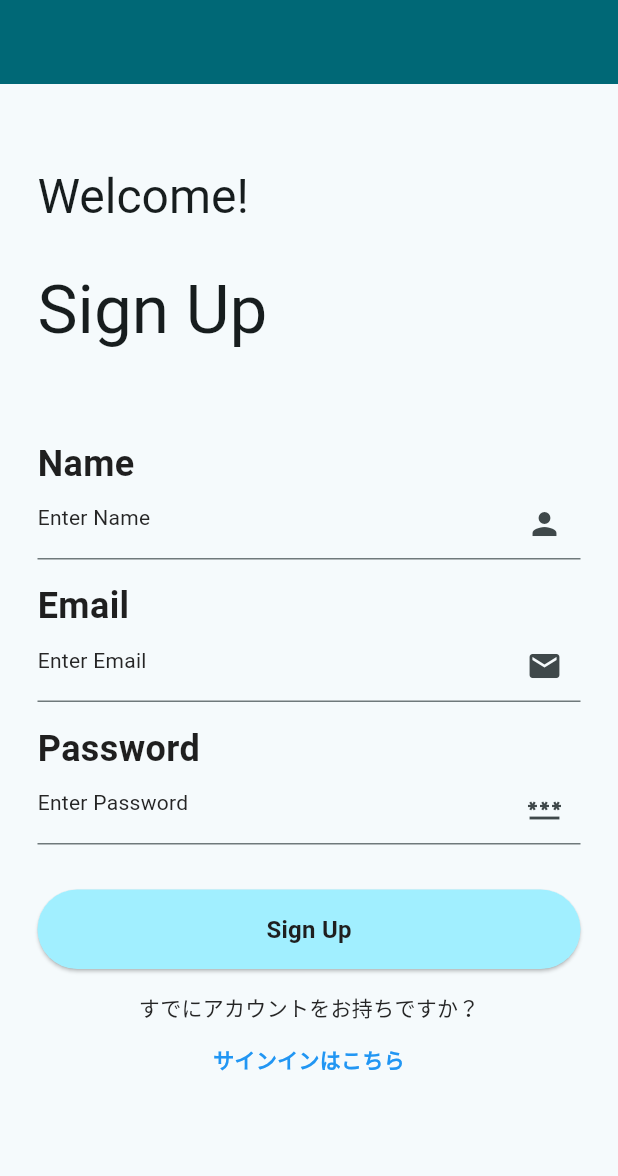
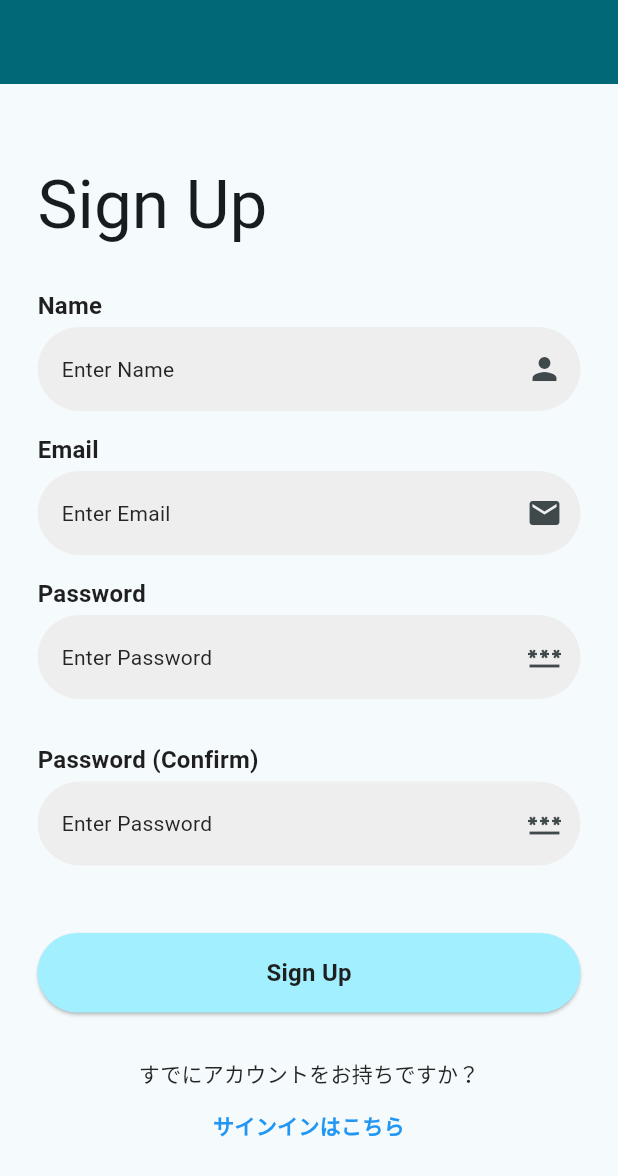
Before and after one commit to HamadaStudy/ez_vocab, a Flutter app: the screen it shows after launch, after a tap on "サインアップはこちら", on a phone screen of 412 x 824 dp. Shown: the top 1176 px of the screen. Run offline on Flutter 3.47's test engine with Material 3 defaults, Android fonts, the light colour scheme and no system bars; our stand-ins replace flutter_riverpod, go_router; Roboto replaces fonts that are missing (WorkSans).

Commit message:
レイアウトの微修正

```diff
--- a/lib/features/auth/views/screens/sign_in_screen.dart
+++ b/lib/features/auth/views/screens/sign_in_screen.dart
@@ -47,13 +47,11 @@ class _SignInScreenState extends State<SignInScreen> {
           children: <Widget>[
             kGap30,
 
-            Text('Welcome!', style: Theme.of(context).textTheme.headlineLarge),
+            Text('Sign In', style: Theme.of(context).textTheme.displayMedium),
             kGap30,
 
-            Text('Sign In', style: Theme.of(context).textTheme.displayMedium),
-            kGap60,
-
-            Text('Email', style: Theme.of(context).textTheme.headlineSmall),
+            Text('Email', style: Theme.of(context).textTheme.titleLarge),
+            kGap5,
             AuthCustomTextField(
               controller: _emailController,
               hintText: 'Enter Email',
@@ -62,14 +60,15 @@ class _SignInScreenState extends State<SignInScreen> {
             ),
             kGap15,
 
-            Text('Password', style: Theme.of(context).textTheme.headlineSmall),
+            Text('Password', style: Theme.of(context).textTheme.titleLarge),
+            kGap5,
             AuthCustomTextField(
               controller: _passwordController,
               hintText: 'Enter Password',
               obscureText: true,
               suffixIcon: Icon(Icons.password),
             ),
-            kGap30,
+            kGap45,
 
             AuthCustomButton(text: 'Sign In', onPressed: _handleSignIn),
             kGap30,
--- a/lib/features/auth/views/screens/sign_up_screen.dart
+++ b/lib/features/auth/views/screens/sign_up_screen.dart
@@ -1,5 +1,4 @@
 import 'package:ez_vocab/commons.dart';
-import 'package:ez_vocab/features/auth/views/screens/sign_in_screen.dart';
 import 'package:go_router/go_router.dart';
 import '../widgets/auth_custom_text_field.dart';
 import '../widgets/auth_custom_button.dart';
@@ -40,16 +39,11 @@ class _SignUpScreenState extends State<SignUpScreen> {
             children: <Widget>[
               kGap30,
 
-              Text(
-                'Welcome!',
-                style: Theme.of(context).textTheme.headlineLarge,
-              ),
+              Text('Sign Up', style: Theme.of(context).textTheme.displayMedium),
               kGap30,
 
-              Text('Sign Up', style: Theme.of(context).textTheme.displayMedium),
-              kGap60,
-
-              Text('Name', style: Theme.of(context).textTheme.headlineSmall),
+              Text('Name', style: Theme.of(context).textTheme.titleLarge),
+              kGap5,
               AuthCustomTextField(
                 controller: _usernameController,
                 hintText: 'Enter Name',
@@ -57,7 +51,8 @@ class _SignUpScreenState extends State<SignUpScreen> {
               ),
               kGap15,
 
-              Text('Email', style: Theme.of(context).textTheme.headlineSmall),
+              Text('Email', style: Theme.of(context).textTheme.titleLarge),
+              kGap5,
               AuthCustomTextField(
                 controller: _emailController,
                 hintText: 'Enter Email',
@@ -66,10 +61,8 @@ class _SignUpScreenState extends State<SignUpScreen> {
               ),
               kGap15,
 
-              Text(
-                'Password',
-                style: Theme.of(context).textTheme.headlineSmall,
-              ),
+              Text('Password', style: Theme.of(context).textTheme.titleLarge),
+              kGap5,
               AuthCustomTextField(
                 controller: _passwordController,
                 hintText: 'Enter Password',
@@ -78,6 +71,20 @@ class _SignUpScreenState extends State<SignUpScreen> {
                 validator: passwordValidator,
               ),
               kGap30,
+
+              Text(
+                'Password (Confirm)',
+                style: Theme.of(context).textTheme.titleLarge,
+              ),
+              kGap5,
+              AuthCustomTextField(
+                controller: _passwordController,
+                hintText: 'Enter Password',
+                obscureText: true,
+                suffixIcon: Icon(Icons.password),
+                validator: passwordValidator,
+              ),
+              kGap45,
 
               AuthCustomButton(
                 text: 'Sign Up',
@@ -89,7 +96,7 @@ class _SignUpScreenState extends State<SignUpScreen> {
                   }
                 },
               ),
-              kGap15,
+              kGap30,
 
               _buildToggleText(context),
             ],
--- a/lib/features/auth/views/widgets/auth_custom_text_field.dart
+++ b/lib/features/auth/views/widgets/auth_custom_text_field.dart
@@ -28,11 +28,8 @@ class AuthCustomTextField extends StatelessWidget {
       keyboardType: keyboardType,
       onChanged: onChanged,
       validator: validator,
-      decoration: InputDecoration(
-        hintText: hintText,
-        hintStyle: MyStyles.body2,
-        suffixIcon: suffixIcon,
-      ),
+      decoration: InputDecoration(hintText: hintText, suffixIcon: suffixIcon),
+      textAlignVertical: TextAlignVertical.center,
     );
   }
 }
--- a/lib/main.dart
+++ b/lib/main.dart
@@ -15,13 +15,7 @@ class MyApp extends ConsumerWidget {
     return MaterialApp.router(
       routerConfig: router,
       title: 'EZ-Vocab',
-      theme: ThemeData(
-        colorScheme: ColorScheme.fromSeed(
-          seedColor: Colors.cyan,
-          brightness: Brightness.light,
-        ),
-        textTheme: MyStyles.textTheme,
-      ),
+      theme: lightTheme,
     );
   }
 }
--- a/lib/styles/sizes.dart
+++ b/lib/styles/sizes.dart
@@ -8,6 +8,7 @@ const kGap5 = SizedBox.square(dimension: 5);
 const kGap8 = SizedBox.square(dimension: 8);
 const kGap15 = SizedBox.square(dimension: 15);
 const kGap30 = SizedBox.square(dimension: 30);
+const kGap45 = SizedBox.square(dimension: 45);
 const kGap60 = SizedBox.square(dimension: 60);
 const kGap90 = SizedBox.square(dimension: 90);
 
--- a/lib/styles/themes.dart
+++ b/lib/styles/themes.dart
@@ -1,7 +1,22 @@
 import 'package:ez_vocab/commons.dart';
 
 ThemeData get lightTheme {
-  return ThemeData();
+  return ThemeData(
+    colorScheme: ColorScheme.fromSeed(
+      seedColor: Colors.cyan,
+      brightness: Brightness.light,
+    ),
+    textTheme: MyStyles.textTheme,
+    inputDecorationTheme: InputDecorationTheme(
+      filled: true,
+      fillColor: Colors.grey.shade200,
+      hintStyle: MyStyles.body2,
+      border: OutlineInputBorder(
+        borderRadius: kRadius30,
+        borderSide: BorderSide.none,
+      ),
+    ),
+  );
 }
 
 ///Expand darkTheme to meet your needs
```
